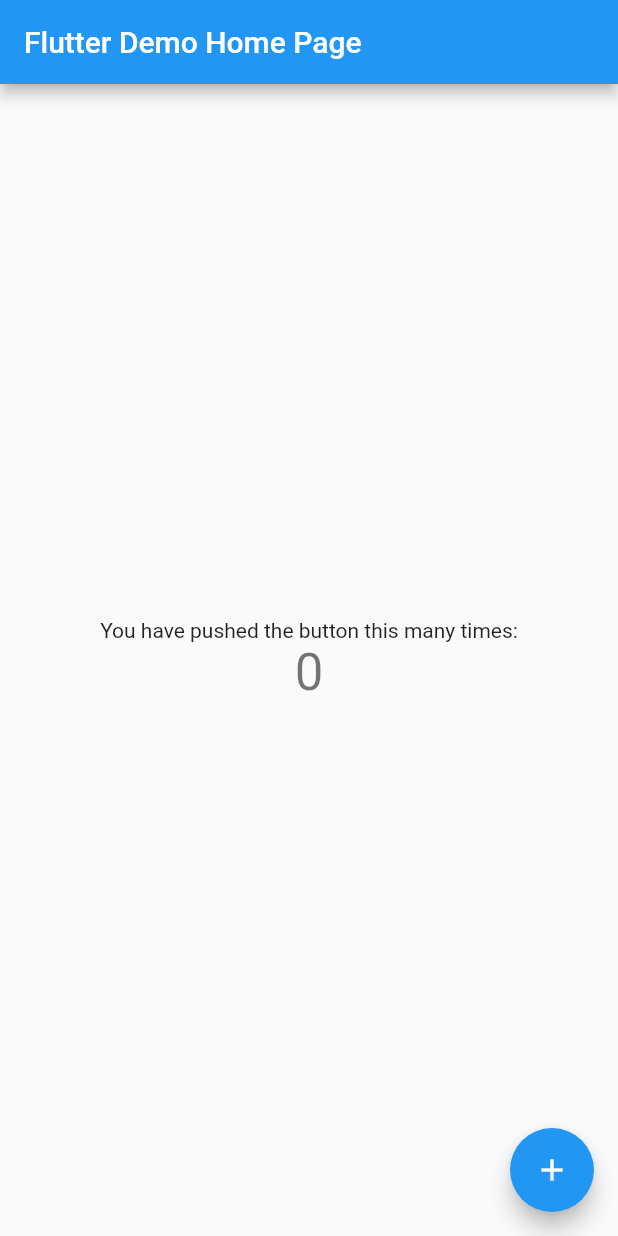
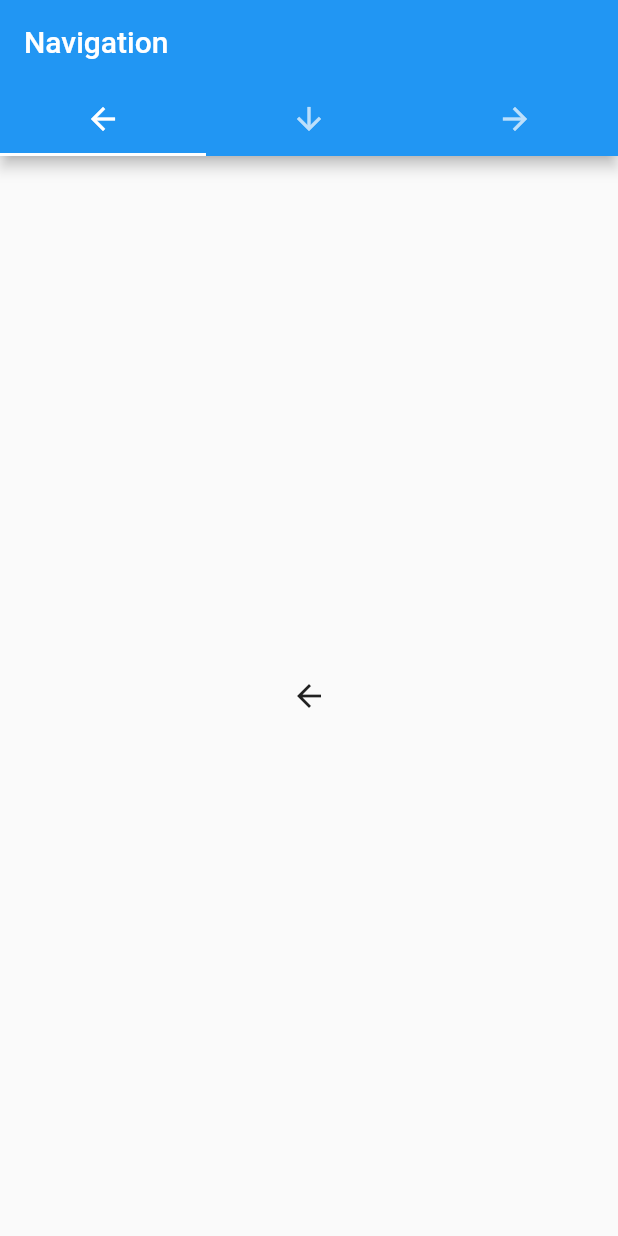
Before and after one commit to cayomesquita/flutter_practice, a Flutter app: the screen it shows after launch, on a phone screen of 412 x 824 dp. Run offline on Flutter 3.47's test engine with Material 2 defaults, Android fonts, the phone set to English and light mode, and no system bars.

Commit message:
Add Navigation - appBar

```diff
--- a/lib/main.dart
+++ b/lib/main.dart
@@ -1,4 +1,5 @@
 import 'package:flutter/material.dart';
+import 'package:flutter_pactice/nativagation/NavApp.dart';
 
 void main() => runApp(MyApp());
 
@@ -7,105 +8,8 @@ class MyApp extends StatelessWidget {
   @override
   Widget build(BuildContext context) {
     return MaterialApp(
-      title: 'Flutter Demo',
-      theme: ThemeData(
-        // This is the theme of your application.
-        //
-        // Try running your application with "flutter run". You'll see the
-        // application has a blue toolbar. Then, without quitting the app, try
-        // changing the primarySwatch below to Colors.green and then invoke
-        // "hot reload" (press "r" in the console where you ran "flutter run",
-        // or simply save your changes to "hot reload" in a Flutter IDE).
-        // Notice that the counter didn't reset back to zero; the application
-        // is not restarted.
-        primarySwatch: Colors.blue,
-      ),
-      home: MyHomePage(title: 'Flutter Demo Home Page'),
+      title: 'Flutter Practice',
+      home: NavApp(),
     );
   }
 }
-
-class MyHomePage extends StatefulWidget {
-  MyHomePage({Key key, this.title}) : super(key: key);
-
-  // This widget is the home page of your application. It is stateful, meaning
-  // that it has a State object (defined below) that contains fields that affect
-  // how it looks.
-
-  // This class is the configuration for the state. It holds the values (in this
-  // case the title) provided by the parent (in this case the App widget) and
-  // used by the build method of the State. Fields in a Widget subclass are
-  // always marked "final".
-
-  final String title;
-
-  @override
-  _MyHomePageState createState() => _MyHomePageState();
-}
-
-class _MyHomePageState extends State<MyHomePage> {
-  int _counter = 0;
-
-  void _incrementCounter() {
-    setState(() {
-      // This call to setState tells the Flutter framework that something has
-      // changed in this State, which causes it to rerun the build method below
-      // so that the display can reflect the updated values. If we changed
-      // _counter without calling setState(), then the build method would not be
-      // called again, and so nothing would appear to happen.
-      _counter++;
-    });
-  }
-
-  @override
-  Widget build(BuildContext context) {
-    // This method is rerun every time setState is called, for instance as done
-    // by the _incrementCounter method above.
-    //
-    // The Flutter framework has been optimized to make rerunning build methods
-    // fast, so that you can just rebuild anything that needs updating rather
-    // than having to individually change instances of widgets.
-    return Scaffold(
-      appBar: AppBar(
-        // Here we take the value from the MyHomePage object that was created by
-        // the App.build method, and use it to set our appbar title.
-        title: Text(widget.title),
-      ),
-      body: Center(
-        // Center is a layout widget. It takes a single child and positions it
-        // in the middle of the parent.
-        child: Column(
-          // Column is also a layout widget. It takes a list of children and
-          // arranges them vertically. By default, it sizes itself to fit its
-          // children horizontally, and tries to be as tall as its parent.
-          //
-          // Invoke "debug painting" (press "p" in the console, choose the
-          // "Toggle Debug Paint" action from the Flutter Inspector in Android
-          // Studio, or the "Toggle Debug Paint" command in Visual Studio Code)
-          // to see the wireframe for each widget.
-          //
-          // Column has various properties to control how it sizes itself and
-          // how it positions its children. Here we use mainAxisAlignment to
-          // center the children vertically; the main axis here is the vertical
-          // axis because Columns are vertical (the cross axis would be
-          // horizontal).
-          mainAxisAlignment: MainAxisAlignment.center,
-          children: <Widget>[
-            Text(
-              'You have pushed the button this many times:',
-            ),
-            Text(
-              '$_counter',
-              style: Theme.of(context).textTheme.display1,
-            ),
-          ],
-        ),
-      ),
-      floatingActionButton: FloatingActionButton(
-        onPressed: _incrementCounter,
-        tooltip: 'Increment',
-        child: Icon(Icons.add),
-      ), // This trailing comma makes auto-formatting nicer for build methods.
-    );
-  }
-}
--- /dev/null
+++ b/lib/nativagation/NavApp.dart
@@ -0,0 +1,27 @@
+import 'package:flutter/material.dart';
+
+class NavApp extends StatefulWidget {
+  @override
+  _NavAppState createState() => _NavAppState();
+}
+
+class _NavAppState extends State<NavApp> {
+  @override
+  Widget build(BuildContext context) {
+    return DefaultTabController(length: 3, child: Scaffold(
+      appBar: AppBar(
+        bottom: TabBar(tabs: [
+          Tab(icon: Icon(Icons.arrow_back)),
+          Tab(icon: Icon(Icons.arrow_downward)),
+          Tab(icon: Icon(Icons.arrow_forward)),
+        ]),
+        title: Text("Navigation"),
+      ),
+      body: TabBarView(children: [
+        Icon(Icons.arrow_back),
+        Icon(Icons.arrow_downward),
+        Icon(Icons.arrow_forward),
+      ]),
+    ));
+  }
+}
```
